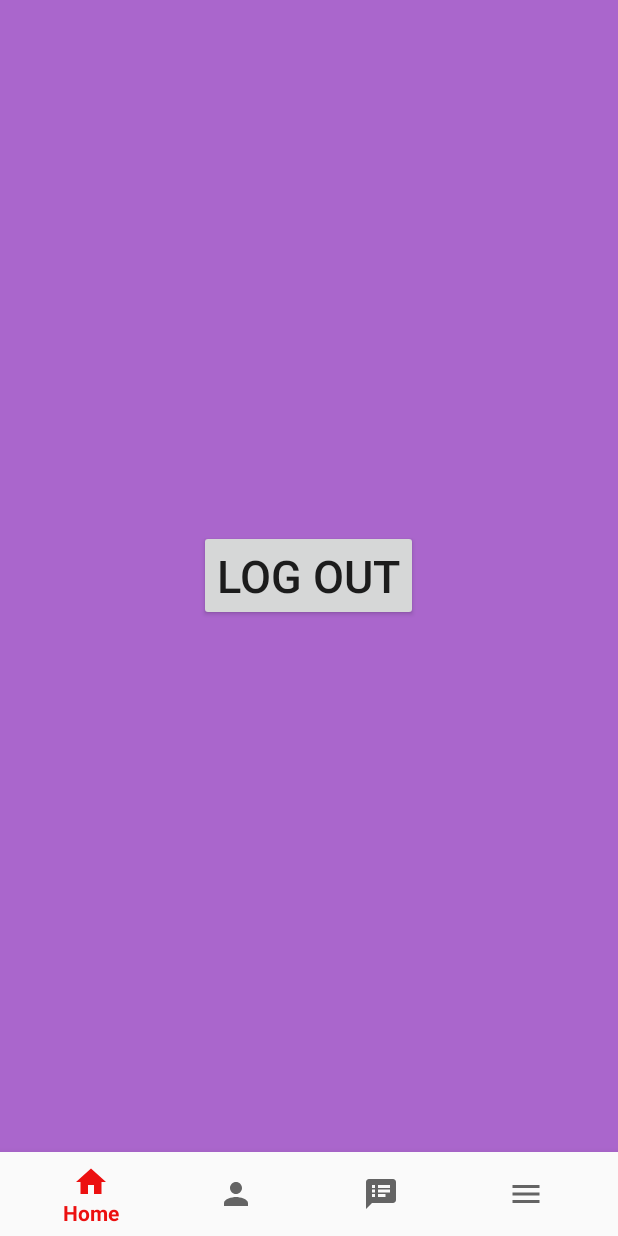
After one commit to kobemoerman/partypooper, an Android app: the fragment MenuFragment placed in its activity, on a phone screen of 412 x 824 dp. The commit adds this screen. Run offline under Robolectric (Android 15) with nearby library versions, the phone set to English and light mode, and no system bars.

Commit message:
bottom navigation

```diff
--- a/app/build.gradle
+++ b/app/build.gradle
@@ -20,8 +20,8 @@ android {
 
 dependencies {
     implementation fileTree(include: ['*.jar'], dir: 'libs')
-    //noinspection GradleCompatible
     implementation 'com.android.support:appcompat-v7:27.1.1'
+    implementation 'com.android.support:design:27.1.1'
     implementation 'com.android.support.constraint:constraint-layout:1.1.3'
     // Firebase Core
     implementation 'com.google.firebase:firebase-core:16.0.1'
--- a/app/src/main/java/com/application/android/partypooper/HomeActivity.java
+++ b/app/src/main/java/com/application/android/partypooper/HomeActivity.java
@@ -1,7 +1,11 @@
 package com.application.android.partypooper;
 
+import android.support.annotation.NonNull;
+import android.support.design.widget.BottomNavigationView;
+import android.support.v4.app.Fragment;
 import android.support.v7.app.AppCompatActivity;
 import android.os.Bundle;
+import android.view.MenuItem;
 
 public class HomeActivity extends AppCompatActivity {
 
@@ -9,5 +13,42 @@ public class HomeActivity extends AppCompatActivity {
     protected void onCreate(Bundle savedInstanceState) {
         super.onCreate(savedInstanceState);
         setContentView(R.layout.activity_home);
+
+        navigationButtonListener();
+
+        updateFragment(new HomeFragment());
+
+    }
+
+    private void navigationButtonListener() {
+        BottomNavigationView bottomNav = findViewById(R.id.bottom_nav);
+        bottomNav.setOnNavigationItemSelectedListener(new BottomNavigationView.OnNavigationItemSelectedListener() {
+            @Override
+            public boolean onNavigationItemSelected(@NonNull MenuItem item) {
+                Fragment selectedFragment = null;
+
+                switch (item.getItemId()) {
+                    case R.id.nav_home:
+                        selectedFragment = new HomeFragment();
+                        break;
+                    case R.id.nav_friends:
+                        selectedFragment = new FriendsFragment();
+                        break;
+                    case R.id.nav_calendar:
+                        selectedFragment = new EventsFragment();
+                        break;
+                    case R.id.nav_menu:
+                        selectedFragment = new MenuFragment();
+                        break;
+                }
+                updateFragment(selectedFragment);
+
+                return true;
+            }
+        });
+    }
+
+    private void updateFragment (Fragment selected) {
+        getSupportFragmentManager().beginTransaction().replace(R.id.fragement_container, selected).commit();
     }
 }
--- /dev/null
+++ b/app/src/main/java/com/application/android/partypooper/HomeFragment.java
@@ -0,0 +1,17 @@
+package com.application.android.partypooper;
+
+import android.os.Bundle;
+import android.support.annotation.NonNull;
+import android.support.annotation.Nullable;
+import android.support.v4.app.Fragment;
+import android.view.LayoutInflater;
+import android.view.View;
+import android.view.ViewGroup;
+
+public class HomeFragment extends Fragment {
+    @Nullable
+    @Override
+    public View onCreateView(@NonNull LayoutInflater inflater, @Nullable ViewGroup container, @Nullable Bundle savedInstanceState) {
+        return inflater.inflate(R.layout.fragment_home, container, false);
+    }
+}
--- /dev/null
+++ b/app/src/main/java/com/application/android/partypooper/MenuFragment.java
@@ -0,0 +1,21 @@
+package com.application.android.partypooper;
+
+import android.os.Bundle;
+import android.support.annotation.NonNull;
+import android.support.annotation.Nullable;
+import android.support.v4.app.Fragment;
+import android.view.LayoutInflater;
+import android.view.View;
+import android.view.ViewGroup;
+import android.widget.Button;
+
+public class MenuFragment extends Fragment {
+
+    private Button loginButton;
+
+    @Nullable
+    @Override
+    public View onCreateView(@NonNull LayoutInflater inflater, @Nullable ViewGroup container, @Nullable Bundle savedInstanceState) {
+        return inflater.inflate(R.layout.fragment_menu, container, false);
+    }
+}
--- /dev/null
+++ b/app/src/main/res/drawable/ic_home_black_24dp.xml
@@ -0,0 +1,9 @@
+<vector xmlns:android="http://schemas.android.com/apk/res/android"
+        android:width="24dp"
+        android:height="24dp"
+        android:viewportWidth="24.0"
+        android:viewportHeight="24.0">
+    <path
+        android:fillColor="#FF000000"
+        android:pathData="M10,20v-6h4v6h5v-8h3L12,3 2,12h3v8z"/>
+</vector>
--- /dev/null
+++ b/app/src/main/res/drawable/ic_menu_black_24dp.xml
@@ -0,0 +1,9 @@
+<vector xmlns:android="http://schemas.android.com/apk/res/android"
+        android:width="24dp"
+        android:height="24dp"
+        android:viewportWidth="24.0"
+        android:viewportHeight="24.0">
+    <path
+        android:fillColor="#FF000000"
+        android:pathData="M3,18h18v-2L3,16v2zM3,13h18v-2L3,11v2zM3,6v2h18L21,6L3,6z"/>
+</vector>
--- /dev/null
+++ b/app/src/main/res/drawable/ic_person_black_24dp.xml
@@ -0,0 +1,9 @@
+<vector xmlns:android="http://schemas.android.com/apk/res/android"
+        android:width="24dp"
+        android:height="24dp"
+        android:viewportWidth="24.0"
+        android:viewportHeight="24.0">
+    <path
+        android:fillColor="#FF000000"
+        android:pathData="M12,12c2.21,0 4,-1.79 4,-4s-1.79,-4 -4,-4 -4,1.79 -4,4 1.79,4 4,4zM12,14c-2.67,0 -8,1.34 -8,4v2h16v-2c0,-2.66 -5.33,-4 -8,-4z"/>
+</vector>
--- /dev/null
+++ b/app/src/main/res/drawable/ic_speaker_notes_black_24dp.xml
@@ -0,0 +1,9 @@
+<vector xmlns:android="http://schemas.android.com/apk/res/android"
+        android:width="24dp"
+        android:height="24dp"
+        android:viewportWidth="24.0"
+        android:viewportHeight="24.0">
+    <path
+        android:fillColor="#FF000000"
+        android:pathData="M20,2L4,2c-1.1,0 -1.99,0.9 -1.99,2L2,22l4,-4h14c1.1,0 2,-0.9 2,-2L22,4c0,-1.1 -0.9,-2 -2,-2zM8,14L6,14v-2h2v2zM8,11L6,11L6,9h2v2zM8,8L6,8L6,6h2v2zM15,14h-5v-2h5v2zM18,11h-8L10,9h8v2zM18,8h-8L10,6h8v2z"/>
+</vector>
--- a/app/src/main/res/layout/activity_home.xml
+++ b/app/src/main/res/layout/activity_home.xml
@@ -1,16 +1,23 @@
 <?xml version="1.0" encoding="utf-8"?>
-<android.support.constraint.ConstraintLayout xmlns:android="http://schemas.android.com/apk/res/android"
+<RelativeLayout xmlns:android="http://schemas.android.com/apk/res/android"
     xmlns:app="http://schemas.android.com/apk/res-auto"
     xmlns:tools="http://schemas.android.com/tools"
     android:layout_width="match_parent"
     android:layout_height="match_parent"
     tools:context=".HomeActivity">
 
-    <Button
-        android:id="@+id/button2"
-        android:layout_width="wrap_content"
+    <FrameLayout
+        android:id="@+id/fragement_container"
+        android:layout_width="match_parent"
+        android:layout_height="match_parent"
+        android:layout_above="@+id/bottom_nav"/>
+
+    <android.support.design.widget.BottomNavigationView
+        android:id="@+id/bottom_nav"
+        android:layout_width="match_parent"
         android:layout_height="wrap_content"
-        android:text="Log Out"
-        tools:layout_editor_absoluteX="161dp"
-        tools:layout_editor_absoluteY="341dp" />
-</android.support.constraint.ConstraintLayout>
+        android:layout_alignParentBottom="true"
+        app:menu="@menu/bottom_nav"
+        android:background="?android:attr/windowBackground"/>
+
+</RelativeLayout>
--- /dev/null
+++ b/app/src/main/res/layout/fragment_menu.xml
@@ -0,0 +1,15 @@
+<?xml version="1.0" encoding="utf-8"?>
+<RelativeLayout xmlns:android="http://schemas.android.com/apk/res/android"
+    android:layout_width="match_parent"
+    android:layout_height="match_parent"
+    android:background="@android:color/holo_purple">
+
+    <Button
+        android:id="@+id/logOutButton"
+        android:layout_width="wrap_content"
+        android:layout_height="wrap_content"
+        android:text="Log Out"
+        android:textSize="30sp"
+        android:layout_centerInParent="true"/>
+
+</RelativeLayout>
--- /dev/null
+++ b/app/src/main/res/menu/bottom_nav.xml
@@ -0,0 +1,25 @@
+<?xml version="1.0" encoding="utf-8"?>
+<menu xmlns:android="http://schemas.android.com/apk/res/android">
+
+    <item
+        android:id="@+id/nav_home"
+        android:icon="@drawable/ic_home_black_24dp"
+        android:title="Home"/>
+
+    <item
+        android:id="@+id/nav_friends"
+        android:icon="@drawable/ic_person_black_24dp"
+        android:title="Friends"/>
+
+    <item
+        android:id="@+id/nav_calendar"
+        android:icon="@drawable/ic_speaker_notes_black_24dp"
+        android:title="Events"/>
+
+    <item
+        android:id="@+id/nav_menu"
+        android:icon="@drawable/ic_menu_black_24dp"
+        android:title="Menu"/>
+
+
+</menu>
```
Also changed, not shown: app/src/main/java/com/application/android/partypooper/EventsFragment.java (added, +17 -0 lines), app/src/main/java/com/application/android/partypooper/FriendsFragment.java (added, +17 -0 lines), app/src/main/res/layout/activity_main.xml (deleted, +0 -18 lines), app/src/main/res/layout/fragment_events.xml (added, +14 -0 lines), app/src/main/res/layout/fragment_friends.xml (added, +14 -0 lines), app/src/main/res/layout/fragment_home.xml (added, +14 -0 lines).
